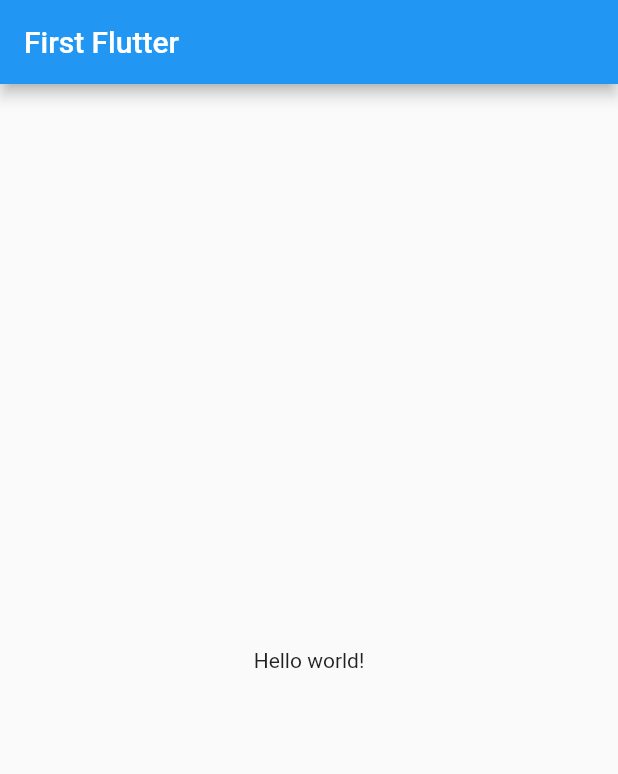
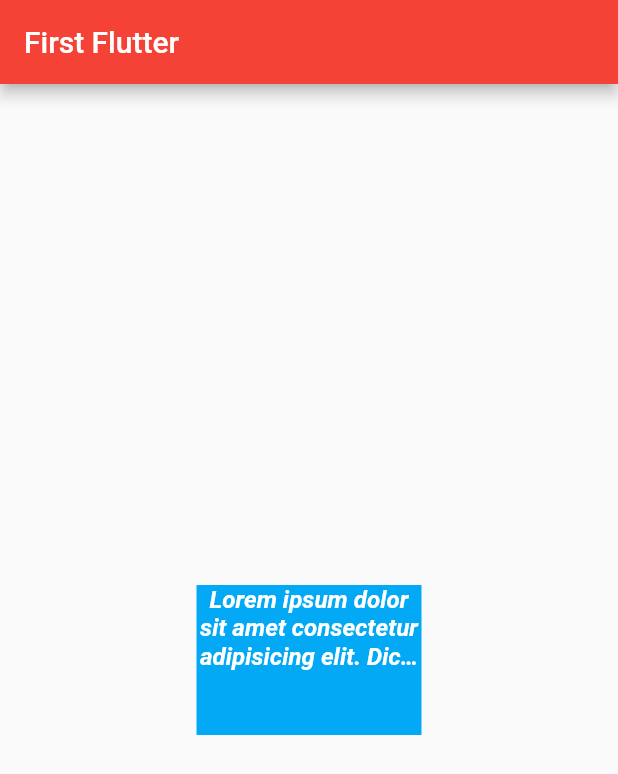
Before and after one commit to idamachmadfaizin/Learn-Flutter, a Flutter app: the screen it shows after launch, on a phone screen of 412 x 824 dp. Shown: the top 774 px of the screen. Run offline on Flutter 3.47's test engine with Material 2 defaults, Android fonts, the phone set to English and light mode, and no system bars.

Commit message:
text widget & container

```diff
--- a/lib/main.dart
+++ b/lib/main.dart
@@ -7,9 +7,26 @@ class MyApp extends StatelessWidget {
   Widget build(BuildContext context) {
     return MaterialApp(
       home: Scaffold(
-          appBar: AppBar(title: Text('First Flutter')),
-          body: Center(child: Text('Hello world!'))
-      ),
+          appBar: AppBar(
+            title: Text('First Flutter'),
+            backgroundColor: Colors.red,
+          ),
+          body: Center(
+              child: Container(
+                  color: Colors.lightBlue,
+                  width: 150,
+                  height: 100,
+                  child: Text(
+                    'Lorem ipsum dolor sit amet consectetur adipisicing elit. Dicta quos odit voluptatum, numquam placeat omnis cum sint saepe rerum tempore, a aliquam natus, eaque magnam inventore fugiat! Non, nisi pariatur?',
+                    maxLines: 3,
+                    overflow: TextOverflow.ellipsis,
+                    textAlign: TextAlign.center,
+                    style: TextStyle(
+                        color: Colors.white,
+                        fontSize: 16,
+                        fontStyle: FontStyle.italic,
+                        fontWeight: FontWeight.bold),
+                  )))),
     );
   }
 }
```
